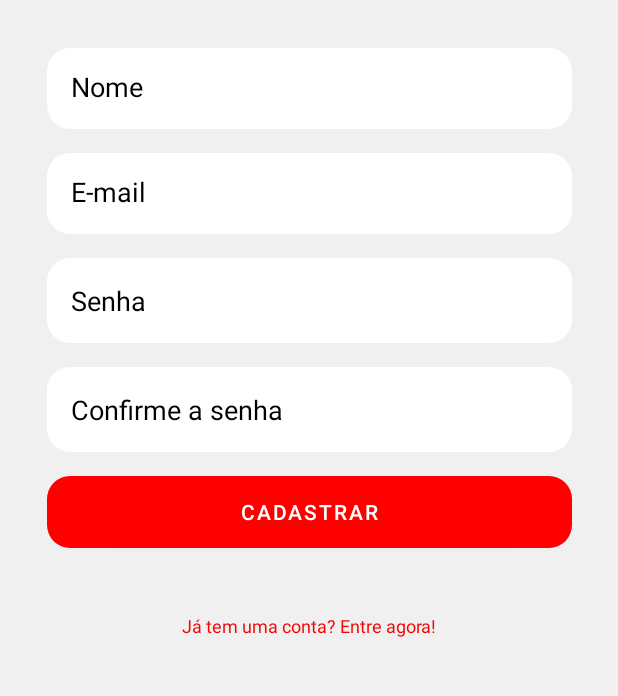
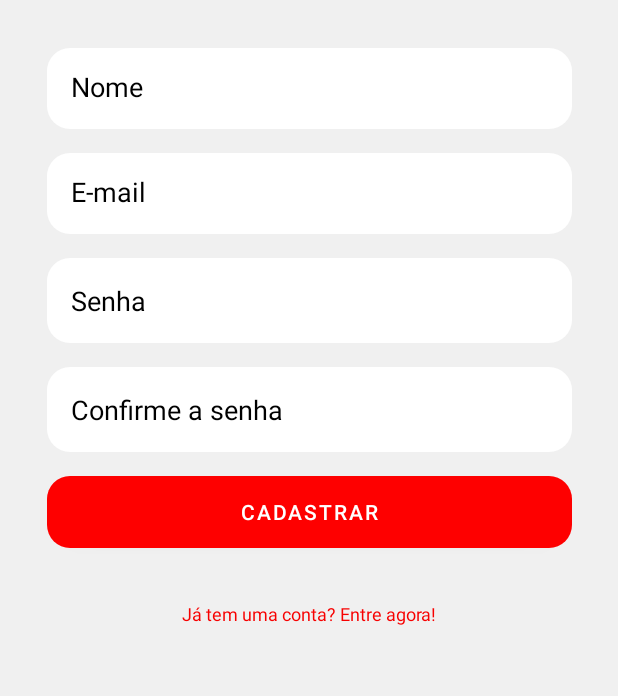
Before and after one commit to mrcs22/my-wallet-mobile, an Android app: the layout activity_sign_up.xml on its own in the app's theme, with its tools: preview values and no code run, on a phone screen of 412 x 824 dp, the part 338-1034 px from its top. Run offline under Robolectric (Android 15) with nearby library versions, the light colour scheme and no system bars.

Commit message:
feat: finish login/sign up switch buttons

```diff
--- a/app/src/main/res/layout/activity_login.xml
+++ b/app/src/main/res/layout/activity_login.xml
@@ -3,7 +3,8 @@
     xmlns:app="http://schemas.android.com/apk/res-auto"
     xmlns:tools="http://schemas.android.com/tools"
     android:layout_width="match_parent"
-    android:layout_height="match_parent">
+    android:layout_height="match_parent"
+    tools:context=".LoginActivity">
 
 
     <androidx.constraintlayout.widget.ConstraintLayout
--- a/app/src/main/res/layout/activity_sign_up.xml
+++ b/app/src/main/res/layout/activity_sign_up.xml
@@ -4,8 +4,8 @@
     xmlns:tools="http://schemas.android.com/tools"
     android:layout_width="match_parent"
     android:layout_height="match_parent"
-    android:background="@color/background_">
-
+    android:background="@color/background_"
+    tools:context=".LoginActivity">
 
     <androidx.constraintlayout.widget.ConstraintLayout
         android:layout_width="400dp"
@@ -112,10 +112,10 @@
             app:layout_constraintTop_toBottomOf="@+id/tietConfirmPassword" />
 
         <TextView
-            android:id="@+id/tietGoToLogin"
+            android:id="@+id/tvGoToLogin"
             android:layout_width="wrap_content"
             android:layout_height="wrap_content"
-            android:layout_marginTop="32dp"
+            android:layout_marginTop="16dp"
             android:clickable="true"
             android:focusable="true"
             android:text="@string/redirecionar_para_login"
```
Also changed, not shown: app/src/main/AndroidManifest.xml (+8 -12 lines), app/src/main/java/mrcs/mywallet/LoginActivity.kt (+16 -2 lines), app/src/main/java/mrcs/mywallet/MainActivity.kt (deleted, +0 -16 lines), app/src/main/java/mrcs/mywallet/SignUpActivity.kt (+14 -1 lines), app/src/main/res/layout/activity_main.xml (deleted, +0 -24 lines).
